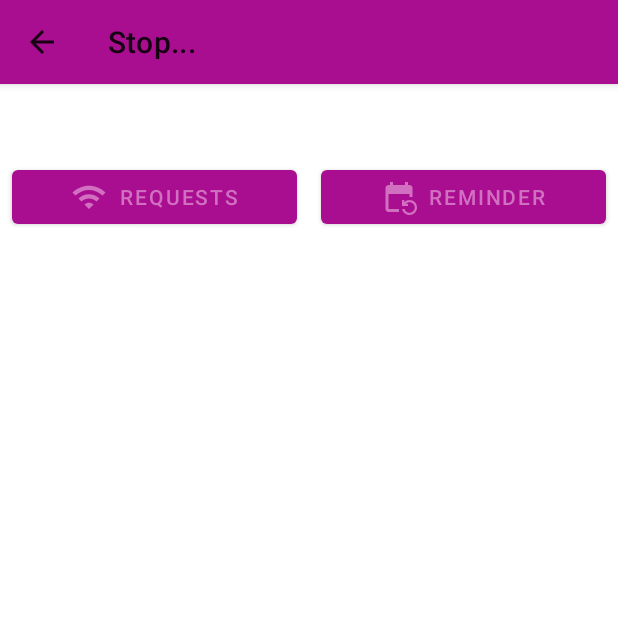
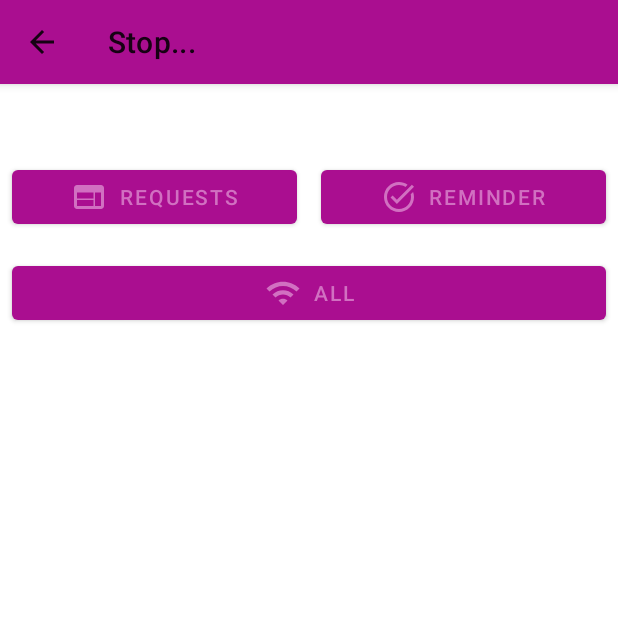
Before and after one commit to tundeadetunji/app-android-toolkit, an Android app: the StopServiceActivity screen opened directly, with no data from a screen before it, on a phone screen of 412 x 824 dp, the top half of it. Run offline under Robolectric (Android 15) with nearby library versions, the light colour scheme and no system bars.

Commit message:
Change messages and layouts related to stopping foreground services

```diff
--- a/app/src/main/res/layout/activity_stop_service.xml
+++ b/app/src/main/res/layout/activity_stop_service.xml
@@ -47,7 +47,7 @@
                 android:layout_weight="1"
                 app:iconGravity="textStart"
                 android:text="requests"
-                app:icon="@drawable/baseline_wifi_24" />
+                app:icon="@drawable/baseline_web_24" />
 
             <com.google.android.material.button.MaterialButton
                 android:id="@+id/stopLocalTaskServiceButton"
@@ -58,7 +58,33 @@
                 android:layout_weight="1"
                 app:iconGravity="textStart"
                 android:text="reminder"
-                app:icon="@drawable/baseline_event_repeat_24" />
+                app:icon="@drawable/baseline_task_alt_24" />
+        </LinearLayout>
+
+        <LinearLayout
+            android:id="@+id/resetRow1Layout"
+            android:layout_width="match_parent"
+            android:layout_height="wrap_content"
+            android:layout_margin="0dp"
+            android:layout_marginStart="0dp"
+            android:layout_marginTop="8dp"
+            android:layout_marginEnd="0dp"
+            android:orientation="horizontal"
+            app:layout_constraintEnd_toEndOf="parent"
+            app:layout_constraintStart_toStartOf="parent"
+            app:layout_constraintTop_toBottomOf="@+id/resetCaptionTextView">
+
+
+            <com.google.android.material.button.MaterialButton
+                android:id="@+id/stopAllServicesButton"
+                android:layout_width="0dp"
+                android:layout_height="wrap_content"
+                android:layout_margin="8dp"
+                android:layout_marginEnd="8dp"
+                android:layout_weight="1"
+                app:iconGravity="textStart"
+                android:text="all"
+                app:icon="@drawable/baseline_wifi_24" />
         </LinearLayout>
 
 
```
Also changed, not shown: app/src/main/java/com/inovationware/toolkit/global/domain/Strings.java (+6 -1 lines), app/src/main/java/com/inovationware/toolkit/ui/activity/StopServiceActivity.java (+54 -5 lines).
